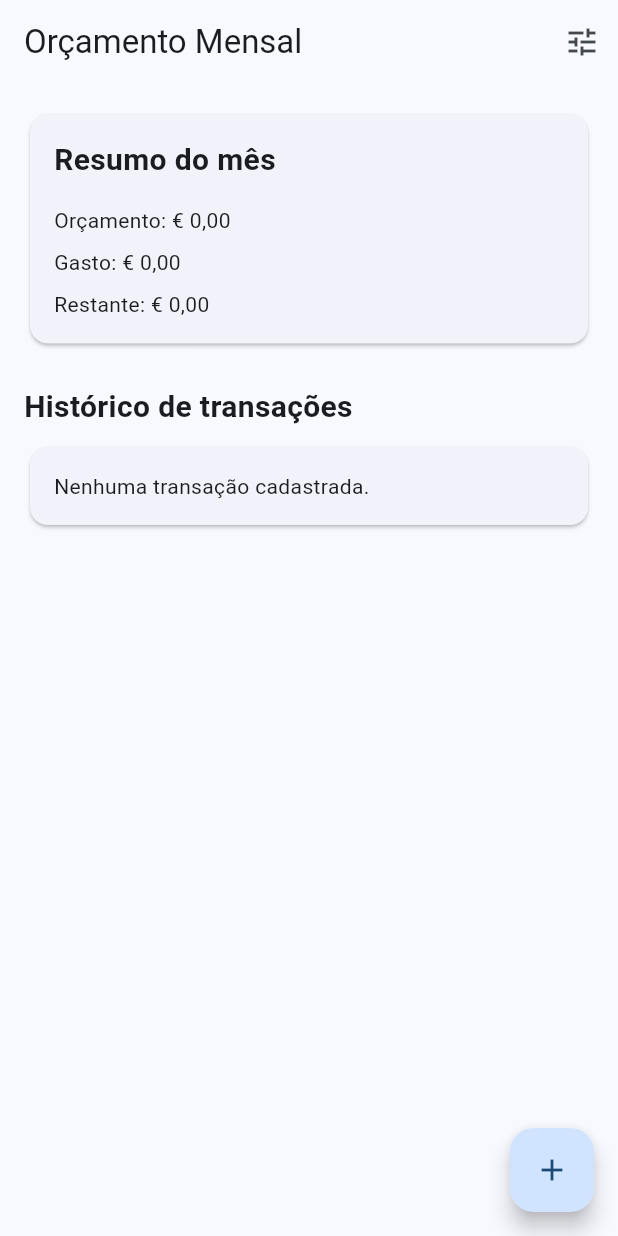
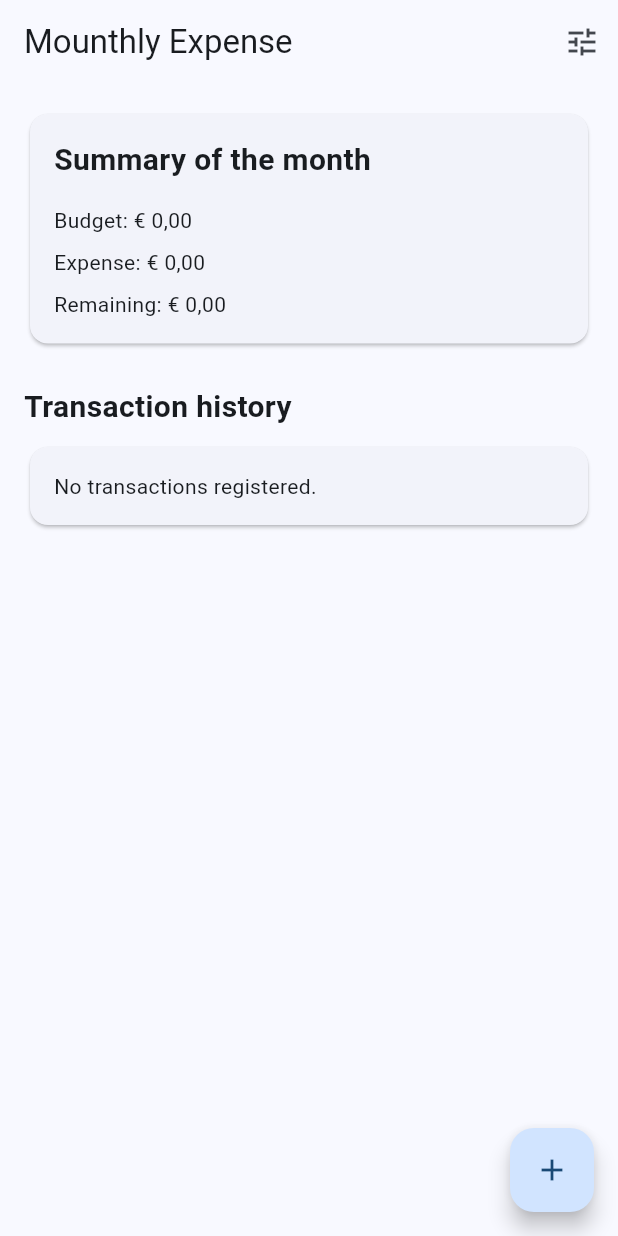
Before and after one commit to hertafranca/OrcamentoMensalemFlutter, a Flutter app: the screen it shows after launch, on a phone screen of 412 x 824 dp. Run offline on Flutter 3.47's test engine with Material 3 defaults, Android fonts, the phone set to English and light mode, and no system bars.

```diff
--- a/lib/screens/home_page.dart
+++ b/lib/screens/home_page.dart
@@ -76,12 +76,12 @@ class _HomePageState extends State<HomePage> {
 
     return Scaffold(
       appBar: AppBar(
-        title: const Text('Orçamento Mensal'),
+        title: const Text('Mounthly Expense'),
         actions: [
           IconButton(
             onPressed: _openBudgetGoals,
             icon: const Icon(Icons.tune),
-            tooltip: 'Definir metas',
+            tooltip: 'Set goals',
           ),
         ],
       ),
@@ -98,28 +98,28 @@ class _HomePageState extends State<HomePage> {
                     crossAxisAlignment: CrossAxisAlignment.start,
                     children: [
                       const Text(
-                        'Resumo do mês',
+                        'Summary of the month',
                         style: TextStyle(
                           fontSize: 20,
                           fontWeight: FontWeight.bold,
                         ),
                       ),
                       const SizedBox(height: 16),
-                      Text('Orçamento: ${_formatMoney(_totalBudget)}'),
+                      Text('Budget: ${_formatMoney(_totalBudget)}'),
                       const SizedBox(height: 8),
-                      Text('Gasto: ${_formatMoney(_totalSpent)}'),
+                      Text('Expense: ${_formatMoney(_totalSpent)}'),
                       const SizedBox(height: 8),
                       if (isOverBudget)
-                        Text('Excedido: ${_formatMoney(_balance.abs())}')
+                        Text('Exceeded: ${_formatMoney(_balance.abs())}')
                       else
-                        Text('Restante: ${_formatMoney(_balance)}'),
+                        Text('Remaining: ${_formatMoney(_balance)}'),
                     ],
                   ),
                 ),
               ),
               const SizedBox(height: 24),
               const Text(
-                'Histórico de transações',
+                'Transaction history',
                 style: TextStyle(fontSize: 20, fontWeight: FontWeight.bold),
               ),
               const SizedBox(height: 8),
@@ -127,7 +127,7 @@ class _HomePageState extends State<HomePage> {
                 const Card(
                   child: Padding(
                     padding: EdgeInsets.all(16),
-                    child: Text('Nenhuma transação cadastrada.'),
+                    child: Text('No transactions registered.'),
                   ),
                 )
               else
```
